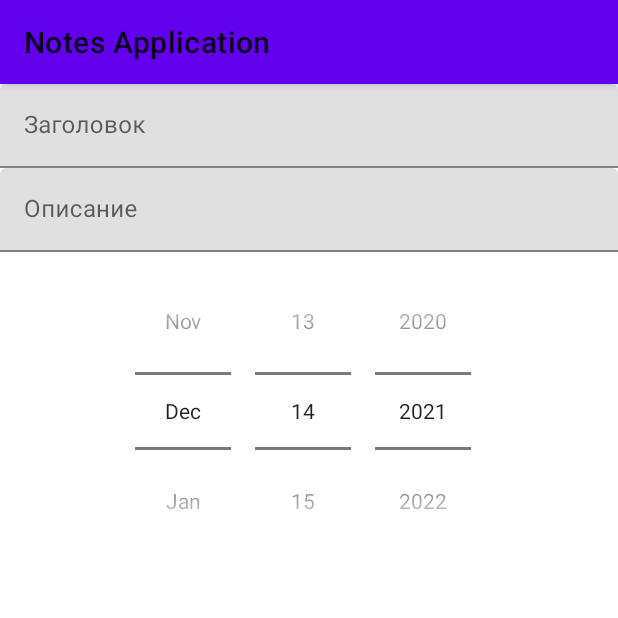
After one commit to ilyaGerasimov16/Notes_Application, an Android app: the fragment NoteFragment placed in its activity, on a phone screen of 412 x 824 dp, the top half of it. The commit adds this screen. Run offline under Robolectric (Android 15) with nearby library versions, the phone set to English and light mode, and no system bars.

Commit message:
DatePicker, новый фрагмент редактирования данных, обмен данными через наблюдатель между фрагментами, выделена навигация

```diff
--- a/app/src/main/java/com/example/notesapplication/MainActivity.java
+++ b/app/src/main/java/com/example/notesapplication/MainActivity.java
@@ -8,15 +8,22 @@ import androidx.fragment.app.FragmentTransaction;
 
 import android.os.Bundle;
 
+import com.example.notesapplication.observe.Publisher;
+import com.example.notesapplication.ui.NoteFragment;
 import com.example.notesapplication.ui.NotesFragment;
 
 public class MainActivity extends AppCompatActivity {
+
+    private Navigation navigation;
+    private Publisher publisher = new Publisher();
 
     @Override
     protected void onCreate(Bundle savedInstanceState) {
         super.onCreate(savedInstanceState);
         setContentView(R.layout.activity_main);
+        navigation = new Navigation(getSupportFragmentManager());
         initToolbar();
+        getNavigation().addFragment(new NoteFragment(), false);
         addFragment(new NotesFragment());
     }
 
@@ -25,11 +32,24 @@ public class MainActivity extends AppCompatActivity {
         FragmentTransaction transaction = fragmentManager.beginTransaction();
         transaction.replace(R.id.fragment_container, fragment);
         transaction.commit();
+    }
 
+    public Navigation getNavigation() {
+        return navigation;
+    }
+
+    @Override
+    public boolean onSupportNavigateUp() {
+        onBackPressed();
+        return true;
     }
 
     private void initToolbar() {
         Toolbar toolbar = findViewById(R.id.toolbar);
         setSupportActionBar(toolbar);
     }
+
+    public Publisher getPublisher() {
+        return publisher;
+    }
 }
--- /dev/null
+++ b/app/src/main/java/com/example/notesapplication/Navigation.java
@@ -0,0 +1,23 @@
+package com.example.notesapplication;
+
+import androidx.fragment.app.Fragment;
+import androidx.fragment.app.FragmentManager;
+import androidx.fragment.app.FragmentTransaction;
+
+public class Navigation {
+    private final FragmentManager fragmentManager;
+
+    public Navigation(FragmentManager fragmentManager){
+        this.fragmentManager = fragmentManager;
+    }
+
+    public void addFragment(Fragment fragment, boolean useBackStack) {
+        FragmentTransaction transaction = fragmentManager.beginTransaction();
+        transaction.replace(R.id.fragment_container, fragment);
+        if (useBackStack) {
+            transaction.addToBackStack(null);
+        }
+        transaction.commit();
+
+    }
+}
--- a/app/src/main/java/com/example/notesapplication/data/NotesDataImpl.java
+++ b/app/src/main/java/com/example/notesapplication/data/NotesDataImpl.java
@@ -6,6 +6,7 @@ import android.content.res.TypedArray;
 import com.example.notesapplication.R;
 
 import java.util.ArrayList;
+import java.util.Calendar;
 import java.util.List;
 
 public class NotesDataImpl implements NotesSource{
@@ -24,7 +25,8 @@ public class NotesDataImpl implements NotesSource{
         int[] pictures = getImageArray();
         int length = descriptions.length;
         for (int i = 0; i<length;i++) {
-            dataSource.add(new NoteData(tittles[i],descriptions[i], pictures[i], false));
+            dataSource.add(new NoteData(tittles[i],descriptions[i], pictures[i], false,
+                     Calendar.getInstance().getTime()));
         }
         return this;
     }
--- /dev/null
+++ b/app/src/main/java/com/example/notesapplication/observe/Observer.java
@@ -0,0 +1,8 @@
+package com.example.notesapplication.observe;
+
+import com.example.notesapplication.data.NoteData;
+
+public interface Observer {
+    void updateNoteData(NoteData noteData);
+
+}
--- /dev/null
+++ b/app/src/main/java/com/example/notesapplication/observe/Publisher.java
@@ -0,0 +1,29 @@
+package com.example.notesapplication.observe;
+
+import com.example.notesapplication.data.NoteData;
+
+import java.util.ArrayList;
+import java.util.List;
+
+public class Publisher {
+    private List<Observer> observers;
+
+    public Publisher() {
+        observers = new ArrayList<>();
+    }
+
+    public void subscribe(Observer obsrver){
+        observers.add(obsrver);
+    }
+
+    public void unsubscribe(Observer obsrver){
+        observers.remove(obsrver);
+    }
+
+    public void notifySingle(NoteData noteData){
+        for(Observer observer: observers){
+            observer.updateNoteData(noteData);
+            unsubscribe(observer);
+        }
+    }
+}
--- /dev/null
+++ b/app/src/main/java/com/example/notesapplication/ui/NoteFragment.java
@@ -0,0 +1,138 @@
+package com.example.notesapplication.ui;
+
+import android.content.Context;
+import android.os.Bundle;
+import android.view.LayoutInflater;
+import android.view.View;
+import android.view.ViewGroup;
+import android.widget.DatePicker;
+
+import androidx.annotation.NonNull;
+import androidx.annotation.Nullable;
+import androidx.fragment.app.Fragment;
+
+import com.example.notesapplication.MainActivity;
+import com.example.notesapplication.R;
+import com.example.notesapplication.data.NoteData;
+import com.example.notesapplication.observe.Publisher;
+import com.google.android.material.textfield.TextInputEditText;
+
+import java.util.Calendar;
+import java.util.Date;
+
+public class NoteFragment extends Fragment {
+    private static final String ARG_NOTE_DATA = "Param_NoteData";
+
+    private NoteData noteData;
+    public Publisher publisher;
+
+    private TextInputEditText tittle;
+    private TextInputEditText description;
+    private DatePicker datePicker;
+
+
+    public static  NoteFragment newInstance(NoteData noteData) {
+        NoteFragment fragment = new NoteFragment();
+        Bundle args = new Bundle();
+        args.putParcelable(ARG_NOTE_DATA, noteData);
+        fragment.setArguments(args);
+        return fragment;
+    }
+
+    public static NoteFragment newInstance() {
+        NoteFragment fragment = new NoteFragment();
+        return fragment;
+    }
+
+    @Override
+    public void onCreate(@Nullable Bundle savedInstanceState) {
+        super.onCreate(savedInstanceState);
+        if (getArguments()!= null) {
+            noteData = getArguments().getParcelable(ARG_NOTE_DATA);
+        }
+    }
+
+    @Override
+    public void onAttach(@NonNull Context context) {
+        super.onAttach(context);
+        MainActivity activity = (MainActivity) context;
+        publisher = activity.getPublisher();
+    }
+
+    @Override
+    public void onDetach() {
+        publisher = null;
+        super.onDetach();
+    }
+
+    @Nullable
+    @Override
+    public View onCreateView(@NonNull LayoutInflater inflater, @Nullable ViewGroup container, @Nullable Bundle savedInstanceState) {
+        View view = inflater.inflate(R.layout.fragment_note, container, false);
+        initView(view);
+        if (noteData != null) {
+            populateView();
+        }
+        return view;
+    }
+
+    private void populateView() {
+        tittle.setText(noteData.getTittle());
+        description.setText(noteData.getDescription());
+        initDatePicker(noteData.getDate());
+    }
+
+    private void initDatePicker(Date date) {
+        Calendar calendar = Calendar.getInstance();
+        calendar.setTime(date);
+        this.datePicker.init(calendar.get(Calendar.YEAR),
+                calendar.get(Calendar.MONTH),
+                calendar.get(Calendar.DAY_OF_MONTH),
+                null);
+
+    }
+
+    private void initView(View view) {
+        tittle = view.findViewById(R.id.inputTitle);
+        description = view.findViewById(R.id.inputDescription);
+        datePicker = view.findViewById(R.id.inputDate);
+    }
+
+    @Override
+    public void onStop() {
+        super.onStop();
+        noteData = collectNoteData();
+    }
+
+    private NoteData collectNoteData() {
+        String tittle = this.tittle.getText().toString();
+        String description = this.description.getText().toString();
+        Date date = getDateFromDatePicker();
+        int picture;
+        boolean like;
+        if (noteData!= null) {
+            picture = noteData.getPicture();
+            like = noteData.isLike();
+        } else {
+            picture = R.drawable.picture1;
+            like = false;
+        }
+        return new NoteData(tittle, description, picture, like, date);
+    }
+
+    @Override
+    public void onDestroyView() {
+        super.onDestroyView();
+        publisher.notifySingle(noteData);
+    }
+
+    private Date getDateFromDatePicker() {
+        Calendar calendar = Calendar.getInstance();
+        calendar.set(Calendar.YEAR, this.datePicker.getYear());
+        calendar.set(Calendar.MONTH, this.datePicker.getMonth());
+        calendar.set(Calendar.DAY_OF_MONTH, this.datePicker.getDayOfMonth());
+        return calendar.getTime();
+
+    }
+
+}
--- a/app/src/main/java/com/example/notesapplication/ui/NotesAdapter.java
+++ b/app/src/main/java/com/example/notesapplication/ui/NotesAdapter.java
@@ -18,6 +18,8 @@ import com.example.notesapplication.R;
 import com.example.notesapplication.data.NoteData;
 import com.example.notesapplication.data.NotesSource;
 
+import java.text.SimpleDateFormat;
+
 public class NotesAdapter extends RecyclerView.Adapter<NotesAdapter.ViewHolder>{
 
     private final static String TAG = "NotesAdapter";
@@ -25,6 +27,7 @@ public class NotesAdapter extends RecyclerView.Adapter<NotesAdapter.ViewHolder>{
     private Fragment fragment;
     private OnItemClickListener itemClickListener;
     private int menuPosition;
+    private TextView date;
 
     public NotesAdapter (NotesSource dataSource, Fragment fragment) {
         this.dataSource = dataSource;
@@ -75,6 +78,7 @@ public class NotesAdapter extends RecyclerView.Adapter<NotesAdapter.ViewHolder>{
             description = itemView.findViewById(R.id.description);
             image = itemView.findViewById(R.id.imageView);
             like = itemView.findViewById(R.id.like);
+            date = itemView.findViewById(R.id.date);
 
             registerContextMenu(itemView);
 
@@ -117,6 +121,7 @@ public class NotesAdapter extends RecyclerView.Adapter<NotesAdapter.ViewHolder>{
             description.setText(noteData.getDescription());
             like.setChecked(noteData.isLike());
             image.setImageResource(noteData.getPicture());
+            date.setText(new SimpleDateFormat("dd-MM-yy").format(noteData.getDate()));
         }
     }
 }
--- a/app/src/main/java/com/example/notesapplication/ui/NotesFragment.java
+++ b/app/src/main/java/com/example/notesapplication/ui/NotesFragment.java
@@ -1,5 +1,6 @@
 package com.example.notesapplication.ui;
 
+import android.content.Context;
 import android.os.Bundle;
 import android.view.ContextMenu;
 import android.view.LayoutInflater;
@@ -18,10 +19,14 @@ import androidx.recyclerview.widget.DividerItemDecoration;
 import androidx.recyclerview.widget.LinearLayoutManager;
 import androidx.recyclerview.widget.RecyclerView;
 
+import com.example.notesapplication.MainActivity;
+import com.example.notesapplication.Navigation;
 import com.example.notesapplication.R;
 import com.example.notesapplication.data.NoteData;
 import com.example.notesapplication.data.NotesDataImpl;
 import com.example.notesapplication.data.NotesSource;
+import com.example.notesapplication.observe.Observer;
+import com.example.notesapplication.observe.Publisher;
 
 public class NotesFragment extends Fragment {
 
@@ -29,6 +34,14 @@ public class NotesFragment extends Fragment {
     private NotesSource data;
     private NotesAdapter adapter;
     private RecyclerView recyclerView;
+    private Navigation navigation;
+    private Publisher publisher;
+
+    @Override
+    public void onCreate(@Nullable Bundle savedInstanceState) {
+        super.onCreate(savedInstanceState);
+        data = new NotesDataImpl(getResources()).init();
+    }
 
     @Nullable
     @Override
@@ -48,12 +61,14 @@ public class NotesFragment extends Fragment {
     public boolean onOptionsItemSelected(@NonNull MenuItem item) {
         switch (item.getItemId()){
             case R.id.action_add:
-                data.addNoteData(new NoteData("Заголовок " + data.size(),
-                        "Описание " + data.size(),
-                        R.drawable.picture1,
-                        false));
-                adapter.notifyItemInserted(data.size() - 1);
-                recyclerView.smoothScrollToPosition(data.size()-1);
+                navigation.addFragment(NoteFragment.newInstance(), true);
+                publisher.subscribe(new Observer() {
+                    @Override
+                    public void updateNoteData(NoteData noteData) {
+                        data.addNoteData(noteData);
+                        adapter.notifyItemInserted(data.size() - 1);
+                    }
+                });
                 return true;
             case R.id.action_clear:
                 data.clearNoteData();
@@ -75,12 +90,14 @@ public class NotesFragment extends Fragment {
         int position = adapter.getMenuPosition();
         switch (item.getItemId()){
             case R.id.action_update:
-                data.updateNoteData(position,
-                        new NoteData("Заметка " + position,
-                                data.getNoteData(position).getDescription(),
-                                data.getNoteData(position).getPicture(),
-                                false));
-                adapter.notifyItemChanged(position);
+                navigation.addFragment(NoteFragment.newInstance(data.getNoteData(position)),true);
+                publisher.subscribe(new Observer() {
+                    @Override
+                    public void updateNoteData(NoteData noteData) {
+                        data.updateNoteData(position, noteData);
+                        adapter.notifyItemChanged(position);
+                    }
+                });
                 return true;
             case R.id.action_delete:
                 data.deleteNoteData(position);
@@ -90,9 +107,23 @@ public class NotesFragment extends Fragment {
         return super.onContextItemSelected(item);
     }
 
+    @Override
+    public void onAttach(@NonNull Context context) {
+        super.onAttach(context);
+        MainActivity activity = (MainActivity) context;
+        navigation = activity.getNavigation();
+        publisher = activity.getPublisher();
+    }
+
+    @Override
+    public void onDetach() {
+        navigation = null;
+        publisher = null;
+        super.onDetach();
+    }
+
     private void initViews(View view) {
         recyclerView = view.findViewById(R.id.recycler_view_lines);
-        data = new NotesDataImpl(getResources()).init();
         initRecyclerView();
     }
 
--- /dev/null
+++ b/app/src/main/res/layout/fragment_note.xml
@@ -0,0 +1,54 @@
+<?xml version="1.0" encoding="utf-8"?>
+<androidx.core.widget.NestedScrollView xmlns:android="http://schemas.android.com/apk/res/android"
+    android:layout_width="match_parent"
+    android:layout_height="match_parent"
+    xmlns:tools="http://schemas.android.com/tools"
+    tools:context=".ui.NoteFragment">
+
+    <LinearLayout
+        android:layout_width="match_parent"
+        android:layout_height="match_parent"
+        android:orientation="vertical">
+
+    <com.google.android.material.textfield.TextInputLayout
+        android:id="@+id/title"
+        android:layout_width="match_parent"
+        android:layout_height="wrap_content">
+
+        <com.google.android.material.textfield.TextInputEditText
+            android:id="@+id/inputTitle"
+            android:layout_width="match_parent"
+            android:layout_height="wrap_content"
+            android:hint="Заголовок"/>
+
+    </com.google.android.material.textfield.TextInputLayout>
+
+        <com.google.android.material.textfield.TextInputLayout
+            android:id="@+id/description"
+            android:layout_width="match_parent"
+            android:layout_height="wrap_content">
+
+            <com.google.android.material.textfield.TextInputEditText
+                android:id="@+id/inputDescription"
+                android:layout_width="match_parent"
+                android:layout_height="wrap_content"
+                android:hint="Описание"/>
+
+        </com.google.android.material.textfield.TextInputLayout>
+
+
+
+
+        <DatePicker
+            android:id="@+id/inputDate"
+            android:layout_width="match_parent"
+            android:layout_height="wrap_content"
+            android:layout_gravity="center"
+            android:calendarViewShown="false"
+            android:datePickerMode="spinner"/>
+
+    </LinearLayout>
+
+
+
+</androidx.core.widget.NestedScrollView>
```
Also changed, not shown: app/src/main/java/com/example/notesapplication/data/NoteData.java (+47 -2 lines), app/src/main/res/layout/item.xml (+7 -1 lines).
